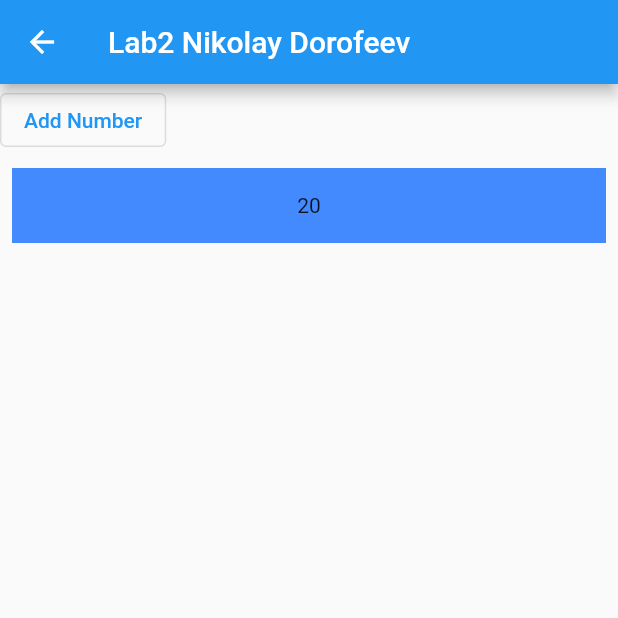
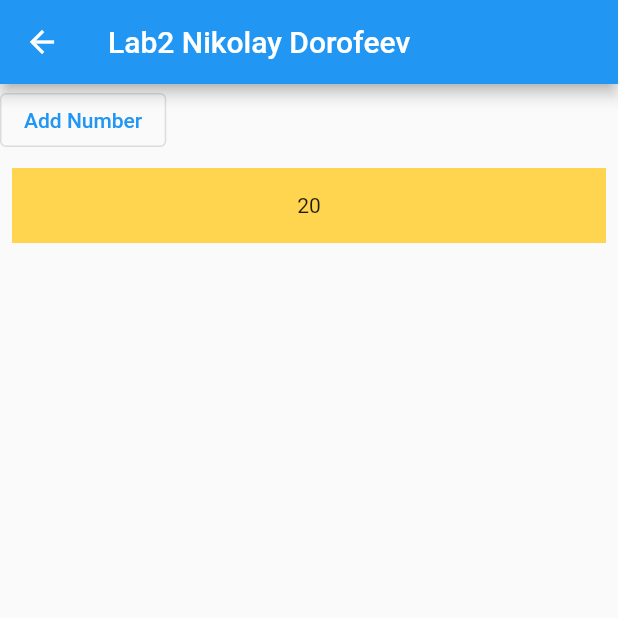
Before and after one commit to d0rich/flutter_labs, a Flutter app: the Lab2 screen opened directly, after a tap on "Add Number", on a phone screen of 412 x 824 dp, the top half of it. Run offline on Flutter 3.47's test engine with Material 2 defaults, Android fonts, the phone set to English and light mode, and no system bars.

Commit message:
ListView fix

```diff
--- a/lib/labs/lab2.dart
+++ b/lib/labs/lab2.dart
@@ -1,5 +1,4 @@
 import 'package:flutter/material.dart';
-import 'package:flutter/services.dart';
 import 'dart:math';
 
 class Lab2 extends StatefulWidget {
@@ -14,7 +13,6 @@ class Lab2 extends StatefulWidget {
 class _Lab2State extends State<Lab2> {
   late List<String> _textBoxes = [];
   late Random rand = Random();
-  double _result = 0;
 
   void _addText() {
     setState(() {
@@ -41,15 +39,14 @@ class _Lab2State extends State<Lab2> {
                 )
               ],
             ),
-            Container(
-              height: 500,
+            Expanded(
               child: ListView.separated(
                 padding: const EdgeInsets.all(8),
                 itemCount: this._textBoxes.length,
                 itemBuilder: (BuildContext context, int index){
                   return Container(
                       height: 50,
-                      color: Colors.blueAccent,
+                      color: Colors.amber[300],
                       child: Center(child: Text(this._textBoxes[index]))
                   );
                 },
```
